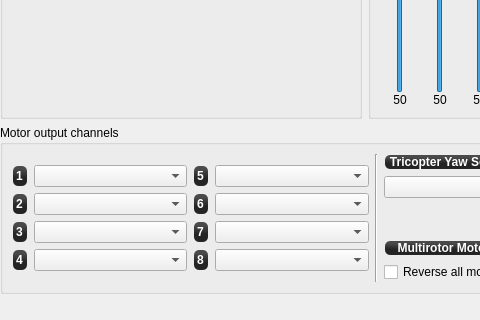
librepilot/LibrePilot, file ground/gcs/src/plugins/config/airframe_multirotor.ui: the form before one commit; both pictures show x 0 to 480 and y 288 to 608 of the 880 by 608 pixel window.
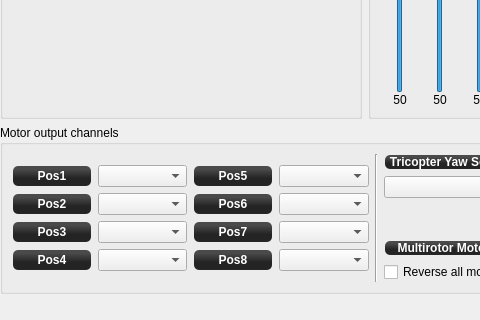
The form after the commit. Custom widgets are drawn as their Qt base class.

Commit message: LP-302 Vehicle tab - Multirotor: Change motor numbers to motor position

Diff of the .ui file:
```diff
--- a/ground/gcs/src/plugins/config/airframe_multirotor.ui
+++ b/ground/gcs/src/plugins/config/airframe_multirotor.ui
@@ -861,7 +861,16 @@
          <number>6</number>
         </property>
         <item row="0" column="0">
-         <widget class="QLabel" name="label_18">
+         <widget class="QLabel" name="motorPositionLabel5">
+          <property name="minimumSize">
+           <size>
+            <width>80</width>
+            <height>0</height>
+           </size>
+          </property>
+          <property name="alignment">
+           <set>Qt::AlignCenter</set>
+          </property>
           <property name="styleSheet">
            <string notr="true">background-color: qlineargradient(spread:reflect, x1:0.507, y1:0, x2:0.507, y2:0.772, stop:0.208955 rgba(74, 74, 74, 255), stop:0.78607 rgba(36, 36, 36, 255));
 color: rgb(255, 255, 255);
@@ -870,7 +879,7 @@
 margin:1px;</string>
           </property>
           <property name="text">
-           <string>5</string>
+           <string>Pos5</string>
           </property>
          </widget>
         </item>
@@ -891,7 +900,16 @@
          </widget>
         </item>
         <item row="1" column="0">
-         <widget class="QLabel" name="label_19">
+         <widget class="QLabel" name="motorPositionLabel6">
+          <property name="minimumSize">
+           <size>
+            <width>80</width>
+            <height>0</height>
+           </size>
+          </property>
+          <property name="alignment">
+           <set>Qt::AlignCenter</set>
+          </property>
           <property name="styleSheet">
            <string notr="true">background-color: qlineargradient(spread:reflect, x1:0.507, y1:0, x2:0.507, y2:0.772, stop:0.208955 rgba(74, 74, 74, 255), stop:0.78607 rgba(36, 36, 36, 255));
 color: rgb(255, 255, 255);
@@ -900,7 +918,7 @@
 margin:1px;</string>
           </property>
           <property name="text">
-           <string>6</string>
+           <string>Pos6</string>
           </property>
          </widget>
         </item>
@@ -921,7 +939,16 @@
          </widget>
         </item>
         <item row="2" column="0">
-         <widget class="QLabel" name="label_20">
+         <widget class="QLabel" name="motorPositionLabel7">
+          <property name="minimumSize">
+           <size>
+            <width>80</width>
+            <height>0</height>
+           </size>
+          </property>
+          <property name="alignment">
+           <set>Qt::AlignCenter</set>
+          </property>
           <property name="styleSheet">
            <string notr="true">background-color: qlineargradient(spread:reflect, x1:0.507, y1:0, x2:0.507, y2:0.772, stop:0.208955 rgba(74, 74, 74, 255), stop:0.78607 rgba(36, 36, 36, 255));
 color: rgb(255, 255, 255);
@@ -930,7 +957,7 @@
 margin:1px;</string>
           </property>
           <property name="text">
-           <string>7</string>
+           <string>Pos7</string>
           </property>
          </widget>
         </item>
@@ -951,7 +978,16 @@
          </widget>
         </item>
         <item row="3" column="0">
-         <widget class="QLabel" name="label_21">
+         <widget class="QLabel" name="motorPositionLabel8">
+          <property name="minimumSize">
+           <size>
+            <width>80</width>
+            <height>0</height>
+           </size>
+          </property>
+          <property name="alignment">
+           <set>Qt::AlignCenter</set>
+          </property>
           <property name="styleSheet">
            <string notr="true">background-color: qlineargradient(spread:reflect, x1:0.507, y1:0, x2:0.507, y2:0.772, stop:0.208955 rgba(74, 74, 74, 255), stop:0.78607 rgba(36, 36, 36, 255));
 color: rgb(255, 255, 255);
@@ -960,7 +996,7 @@
 margin:1px;</string>
           </property>
           <property name="text">
-           <string>8</string>
+           <string>Pos8</string>
           </property>
          </widget>
         </item>
@@ -1029,7 +1065,16 @@
          <number>6</number>
         </property>
         <item row="0" column="0">
-         <widget class="QLabel" name="MotorOutputLabel1_2">
+         <widget class="QLabel" name="motorPositionLabel1">
+          <property name="minimumSize">
+           <size>
+            <width>80</width>
+            <height>0</height>
+           </size>
+          </property>
+          <property name="alignment">
+           <set>Qt::AlignCenter</set>
+          </property>
           <property name="styleSheet">
            <string notr="true">background-color: qlineargradient(spread:reflect, x1:0.507, y1:0, x2:0.507, y2:0.772, stop:0.208955 rgba(74, 74, 74, 255), stop:0.78607 rgba(36, 36, 36, 255));
 color: rgb(255, 255, 255);
@@ -1038,7 +1083,7 @@
 margin:1px;</string>
           </property>
           <property name="text">
-           <string>1</string>
+           <string>Pos1</string>
           </property>
          </widget>
         </item>
@@ -1056,7 +1101,16 @@
          </widget>
         </item>
         <item row="1" column="0">
-         <widget class="QLabel" name="label_13">
+         <widget class="QLabel" name="motorPositionLabel2">
+          <property name="minimumSize">
+           <size>
+            <width>80</width>
+            <height>0</height>
+           </size>
+          </property>
+          <property name="alignment">
+           <set>Qt::AlignCenter</set>
+          </property>
           <property name="styleSheet">
            <string notr="true">background-color: qlineargradient(spread:reflect, x1:0.507, y1:0, x2:0.507, y2:0.772, stop:0.208955 rgba(74, 74, 74, 255), stop:0.78607 rgba(36, 36, 36, 255));
 color: rgb(255, 255, 255);
@@ -1065,7 +1119,7 @@
 margin:1px;</string>
           </property>
           <property name="text">
-           <string>2</string>
+           <string>Pos2</string>
           </property>
          </widget>
         </item>
@@ -1083,7 +1137,16 @@
          </widget>
         </item>
         <item row="2" column="0">
-         <widget class="QLabel" name="label_14">
+         <widget class="QLabel" name="motorPositionLabel3">
+          <property name="minimumSize">
+           <size>
+            <width>80</width>
+            <height>0</height>
+           </size>
+          </property>
+          <property name="alignment">
+           <set>Qt::AlignCenter</set>
+          </property>
           <property name="styleSheet">
            <string notr="true">background-color: qlineargradient(spread:reflect, x1:0.507, y1:0, x2:0.507, y2:0.772, stop:0.208955 rgba(74, 74, 74, 255), stop:0.78607 rgba(36, 36, 36, 255));
 color: rgb(255, 255, 255);
@@ -1092,7 +1155,7 @@
 margin:1px;</string>
           </property>
           <property name="text">
-           <string>3</string>
+           <string>Pos3</string>
           </property>
          </widget>
         </item>
@@ -1110,7 +1173,16 @@
          </widget>
         </item>
         <item row="3" column="0">
-         <widget class="QLabel" name="label_15">
+         <widget class="QLabel" name="motorPositionLabel4">
+          <property name="minimumSize">
+           <size>
+            <width>80</width>
+            <height>0</height>
+           </size>
+          </property>
+          <property name="alignment">
+           <set>Qt::AlignCenter</set>
+          </property>
           <property name="styleSheet">
            <string notr="true">background-color: qlineargradient(spread:reflect, x1:0.507, y1:0, x2:0.507, y2:0.772, stop:0.208955 rgba(74, 74, 74, 255), stop:0.78607 rgba(36, 36, 36, 255));
 color: rgb(255, 255, 255);
@@ -1119,7 +1191,7 @@
 margin:1px;</string>
           </property>
           <property name="text">
-           <string>4</string>
+           <string>Pos4</string>
           </property>
          </widget>
         </item>
```
The commit also changes 3 other files.
